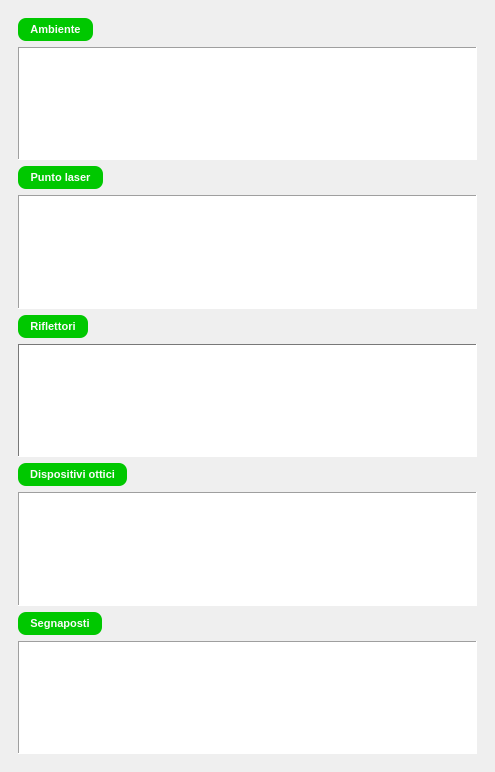
The window that reflectorsqlist.ui (crocodile119/Laser-Studio) describes before a commit, drawn with Qt 5.
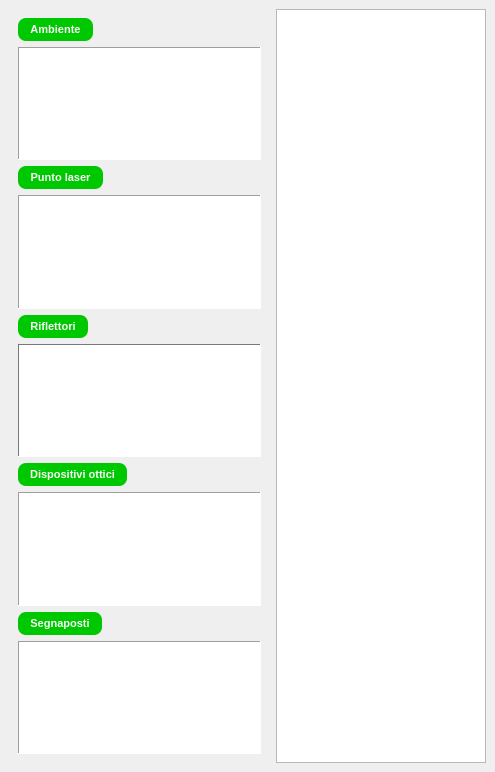
The same window after the commit.

```diff
--- a/reflectorsqlist.ui
+++ b/reflectorsqlist.ui
@@ -12,7 +12,7 @@
   </property>
   <property name="minimumSize">
    <size>
-    <width>168</width>
+    <width>201</width>
     <height>260</height>
    </size>
   </property>
@@ -36,6 +36,9 @@
   <property name="styleSheet">
    <string notr="true">QListView {show-decoration-selected: 1;
                   selection-color: white;
+                  selection-background-color: #0068d9;}
+QTreeView {show-decoration-selected: 1;
+                  selection-color: white;
                   selection-background-color: #0068d9;}</string>
   </property>
   <property name="allowedAreas">
@@ -62,8 +65,8 @@
         <rect>
          <x>0</x>
          <y>0</y>
-         <width>477</width>
-         <height>726</height>
+         <width>271</width>
+         <height>720</height>
         </rect>
        </property>
        <layout class="QGridLayout" name="gridLayout_2">
@@ -998,6 +1001,28 @@
       </widget>
      </widget>
     </item>
+    <item row="0" column="1">
+     <widget class="QTreeView" name="treeView">
+      <property name="editTriggers">
+       <set>QAbstractItemView::NoEditTriggers</set>
+      </property>
+      <property name="selectionBehavior">
+       <enum>QAbstractItemView::SelectItems</enum>
+      </property>
+      <property name="iconSize">
+       <size>
+        <width>40</width>
+        <height>40</height>
+       </size>
+      </property>
+      <property name="horizontalScrollMode">
+       <enum>QAbstractItemView::ScrollPerItem</enum>
+      </property>
+      <property name="headerHidden">
+       <bool>true</bool>
+      </property>
+     </widget>
+    </item>
    </layout>
   </widget>
  </widget>
```
